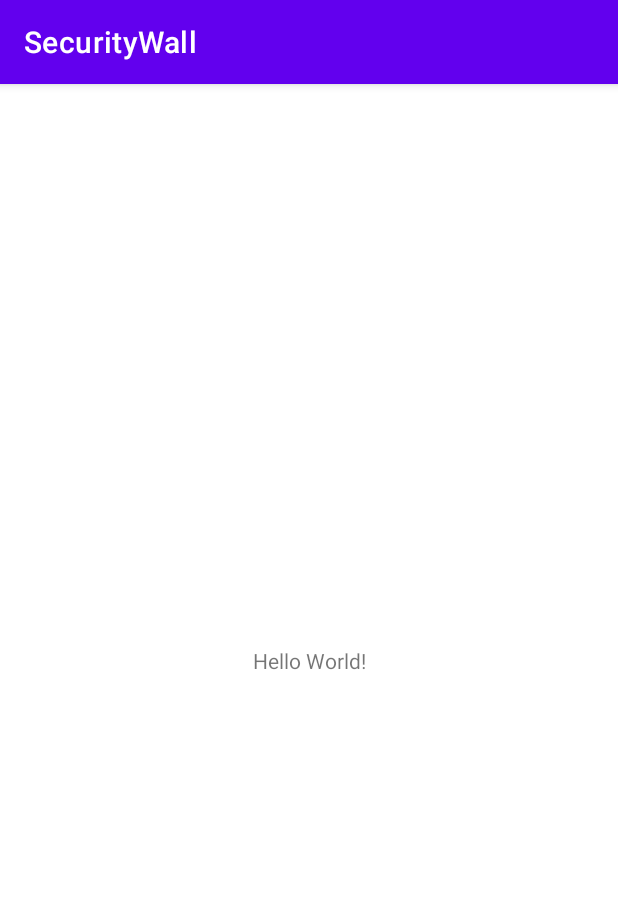
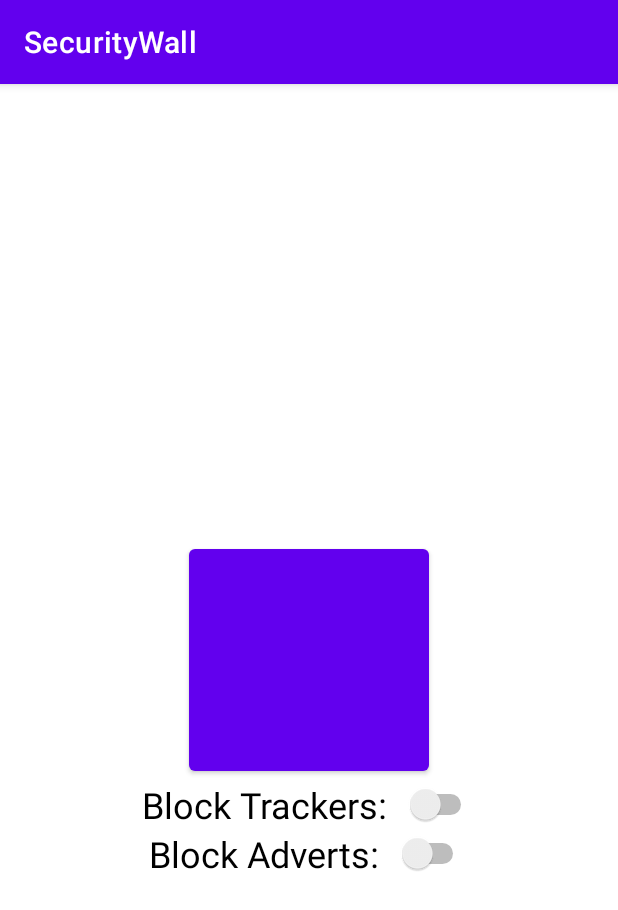
Before and after one commit to jawline/Puffer, an Android app: the screen it shows after launch (SecurityWall), on a phone screen of 412 x 824 dp. Shown: the top 910 px of the screen. Run offline under Robolectric (Android 15) with nearby library versions, the light colour scheme and no system bars; plain views replace CircleButton.

Commit message:
Begin the TCP path

```diff
--- a/app/src/main/res/layout/activity_main.xml
+++ b/app/src/main/res/layout/activity_main.xml
@@ -6,13 +6,35 @@
     android:layout_height="match_parent"
     tools:context=".SecurityWall">
 
-    <TextView
+    <at.markushi.ui.CircleButton
+        android:id="@+id/circleButton"
+        android:layout_width="160dip"
+        android:layout_height="160dip"
+        app:cb_color="#e8d635"
+        app:cb_pressedRingWidth="32dip"
+        app:layout_constraintBottom_toBottomOf="parent"
+        app:layout_constraintEnd_toEndOf="parent"
+        app:layout_constraintStart_toStartOf="parent"
+        app:layout_constraintTop_toTopOf="parent" />
+
+    <Switch
+        android:id="@+id/trackers"
         android:layout_width="wrap_content"
         android:layout_height="wrap_content"
-        android:text="Hello World!"
-        app:layout_constraintBottom_toBottomOf="parent"
-        app:layout_constraintLeft_toLeftOf="parent"
-        app:layout_constraintRight_toRightOf="parent"
-        app:layout_constraintTop_toTopOf="parent" />
+        android:text="Block Trackers:  "
+        android:textSize="24sp"
+        app:layout_constraintEnd_toEndOf="parent"
+        app:layout_constraintStart_toStartOf="parent"
+        app:layout_constraintTop_toBottomOf="@+id/circleButton" />
+
+    <Switch
+        android:id="@+id/adverts"
+        android:layout_width="wrap_content"
+        android:layout_height="wrap_content"
+        android:text="Block Adverts:  "
+        android:textSize="24sp"
+        app:layout_constraintEnd_toEndOf="parent"
+        app:layout_constraintStart_toStartOf="parent"
+        app:layout_constraintTop_toBottomOf="@+id/trackers" />
 
 </androidx.constraintlayout.widget.ConstraintLayout>
```
Also changed, not shown: app/src/main/res/font/carme.ttf (added), 3 other files.
